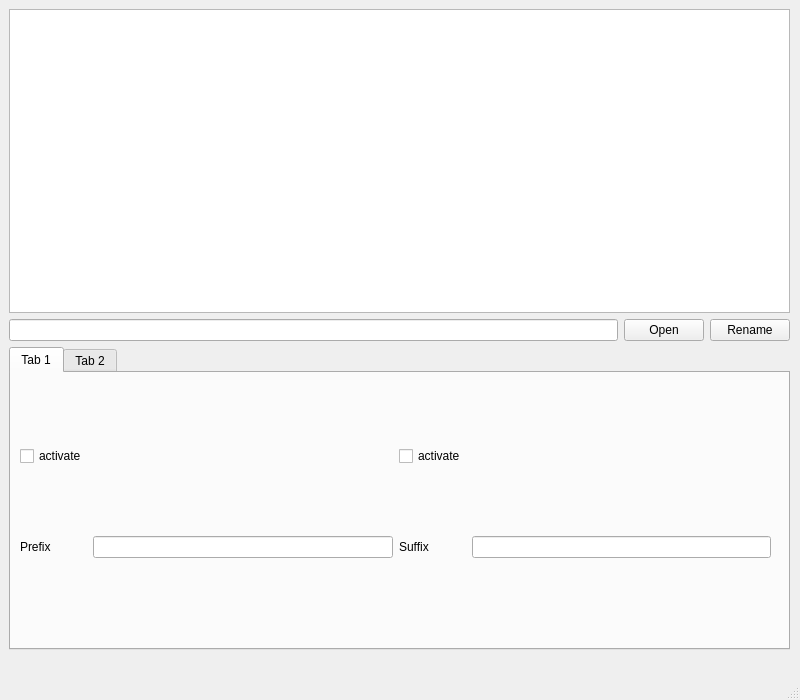
This is mainwindow.ui in Addi90/ARenamerTool as Qt 5 draws it before an edit. The edited form follows.
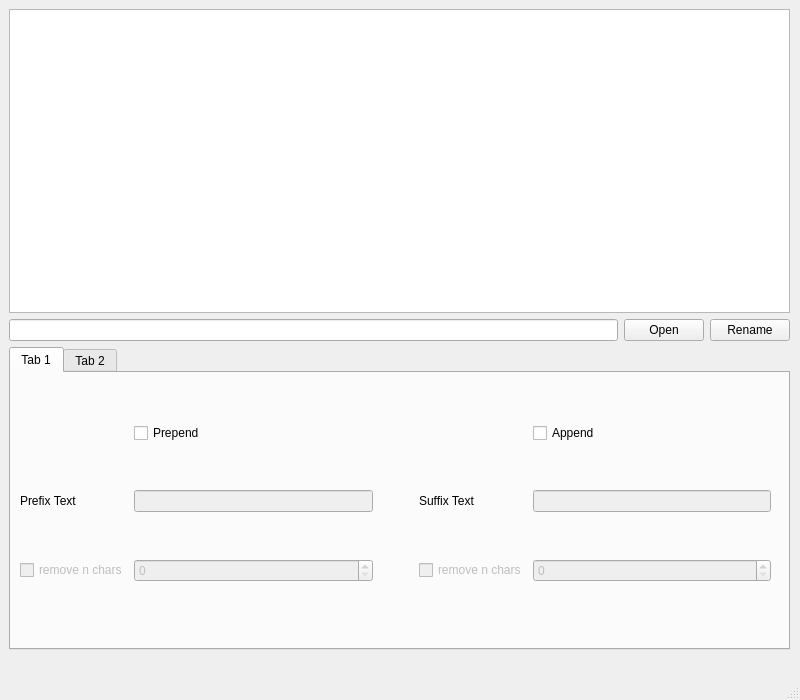
This is the edited form.

Commit message: added appendMod., removeChars functionality

What changed in the file:
```diff
--- a/mainwindow.ui
+++ b/mainwindow.ui
@@ -71,40 +71,110 @@
           </rect>
          </property>
          <layout class="QGridLayout" name="gridLayout">
-          <item row="1" column="0">
-           <widget class="QLabel" name="label">
-            <property name="text">
-             <string>Prefix</string>
+          <item row="2" column="0">
+           <widget class="QCheckBox" name="checkBox_3">
+            <property name="enabled">
+             <bool>false</bool>
             </property>
-           </widget>
-          </item>
-          <item row="1" column="3">
-           <widget class="QLineEdit" name="lineEdit_3"/>
-          </item>
-          <item row="1" column="1">
-           <widget class="QLineEdit" name="lineEdit_2"/>
-          </item>
-          <item row="0" column="0">
-           <widget class="QCheckBox" name="checkBox">
             <property name="text">
-             <string>activate</string>
+             <string>remove n chars</string>
             </property>
            </widget>
           </item>
           <item row="1" column="2">
+           <widget class="QLineEdit" name="lineEdit_2">
+            <property name="enabled">
+             <bool>false</bool>
+            </property>
+           </widget>
+          </item>
+          <item row="1" column="5">
+           <widget class="QLineEdit" name="lineEdit_3">
+            <property name="enabled">
+             <bool>false</bool>
+            </property>
+           </widget>
+          </item>
+          <item row="1" column="4">
            <widget class="QLabel" name="label_2">
             <property name="text">
-             <string>Suffix</string>
+             <string>Suffix Text</string>
             </property>
            </widget>
           </item>
-          <item row="0" column="2">
+          <item row="2" column="4">
+           <widget class="QCheckBox" name="checkBox_4">
+            <property name="enabled">
+             <bool>false</bool>
+            </property>
+            <property name="text">
+             <string>remove n chars</string>
+            </property>
+           </widget>
+          </item>
+          <item row="2" column="5">
+           <widget class="QSpinBox" name="spinBox_2">
+            <property name="enabled">
+             <bool>false</bool>
+            </property>
+            <property name="sizePolicy">
+             <sizepolicy hsizetype="Minimum" vsizetype="Fixed">
+              <horstretch>0</horstretch>
+              <verstretch>0</verstretch>
+             </sizepolicy>
+            </property>
+           </widget>
+          </item>
+          <item row="1" column="0">
+           <widget class="QLabel" name="label">
+            <property name="text">
+             <string>Prefix Text</string>
+            </property>
+           </widget>
+          </item>
+          <item row="0" column="5">
            <widget class="QCheckBox" name="checkBox_2">
             <property name="text">
-             <string>activate</string>
+             <string>Append</string>
             </property>
            </widget>
           </item>
+          <item row="2" column="2">
+           <widget class="QSpinBox" name="spinBox">
+            <property name="enabled">
+             <bool>false</bool>
+            </property>
+            <property name="sizePolicy">
+             <sizepolicy hsizetype="Minimum" vsizetype="Fixed">
+              <horstretch>0</horstretch>
+              <verstretch>0</verstretch>
+             </sizepolicy>
+            </property>
+           </widget>
+          </item>
+          <item row="0" column="2">
+           <widget class="QCheckBox" name="checkBox">
+            <property name="text">
+             <string>Prepend</string>
+            </property>
+           </widget>
+          </item>
+          <item row="1" column="3">
+           <spacer name="horizontalSpacer">
+            <property name="orientation">
+             <enum>Qt::Horizontal</enum>
+            </property>
+            <property name="sizeType">
+             <enum>QSizePolicy::Minimum</enum>
+            </property>
+            <property name="sizeHint" stdset="0">
+             <size>
+              <width>40</width>
+              <height>20</height>
+             </size>
+            </property>
+           </spacer>
+          </item>
          </layout>
         </widget>
        </widget>
```
The commit also changes 11 other files.
